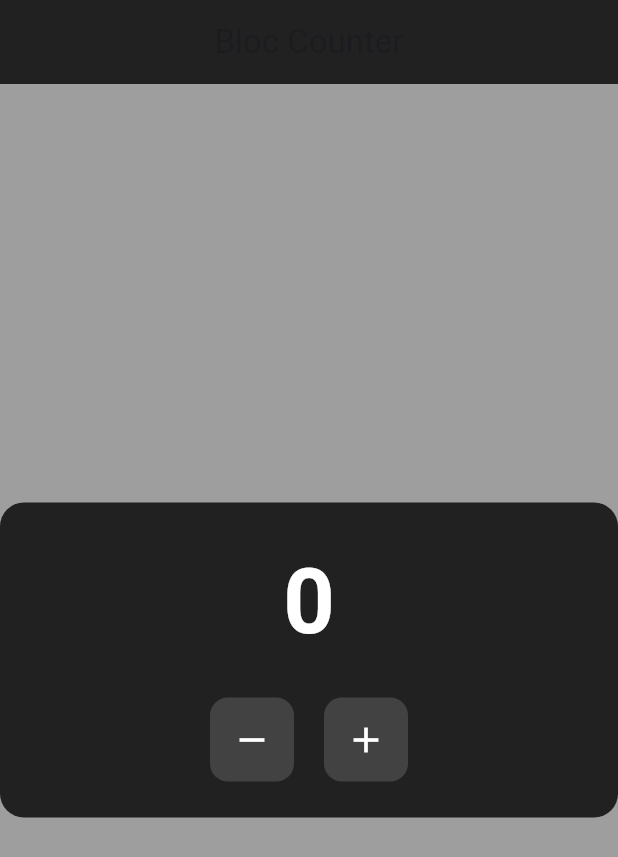
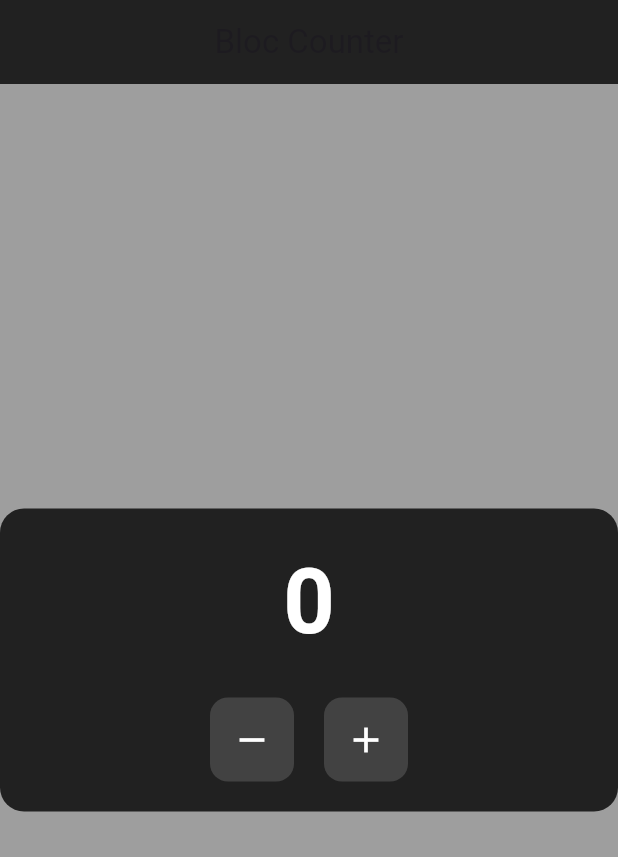
Before and after one commit to IsmailCoder366/counter_bloc, a Flutter app: the screen it shows after launch, on a phone screen of 412 x 824 dp. Shown: the top 857 px of the screen. Run offline on Flutter 3.47's test engine with Material 3 defaults, Android fonts, the light colour scheme and no system bars; our stand-ins replace flutter_bloc.

Commit message:
padding decrease to 20 from 24

```diff
--- a/lib/ui/ui_screen.dart
+++ b/lib/ui/ui_screen.dart
@@ -19,7 +19,7 @@ class HomeScreen extends StatelessWidget {
       ),
       body: Center(
         child: Container(
-          padding: const EdgeInsets.all(24),
+          padding: const EdgeInsets.all(20),
           decoration: BoxDecoration(
             color: Colors.grey[900],
             borderRadius: BorderRadius.circular(16),
```
